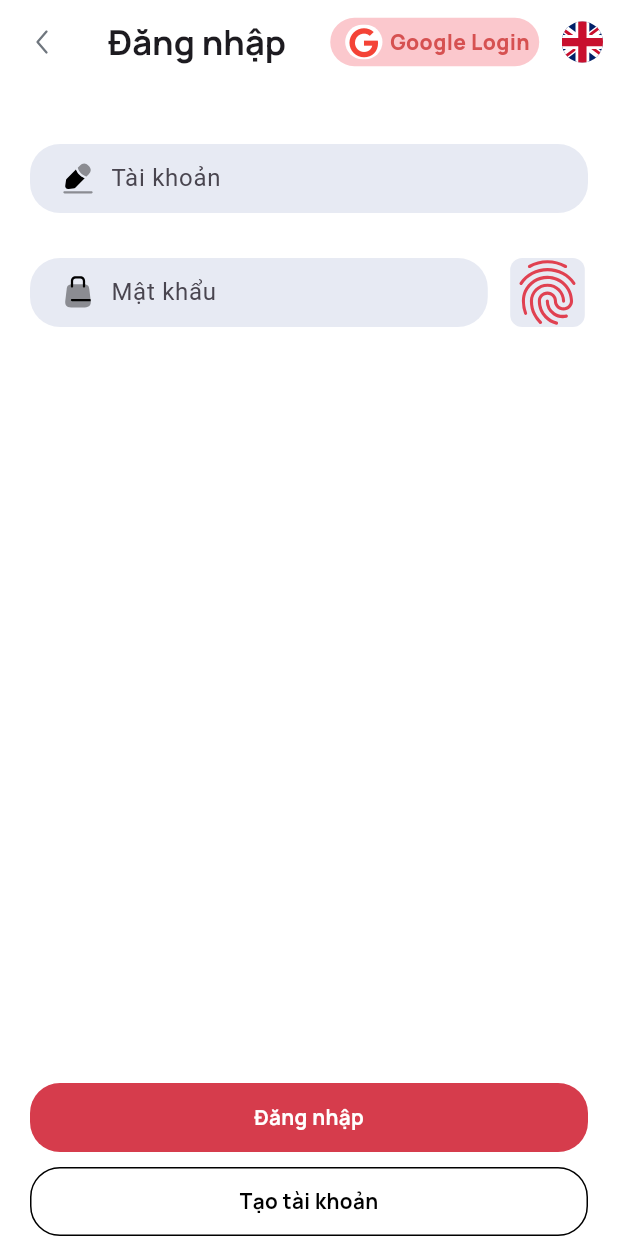
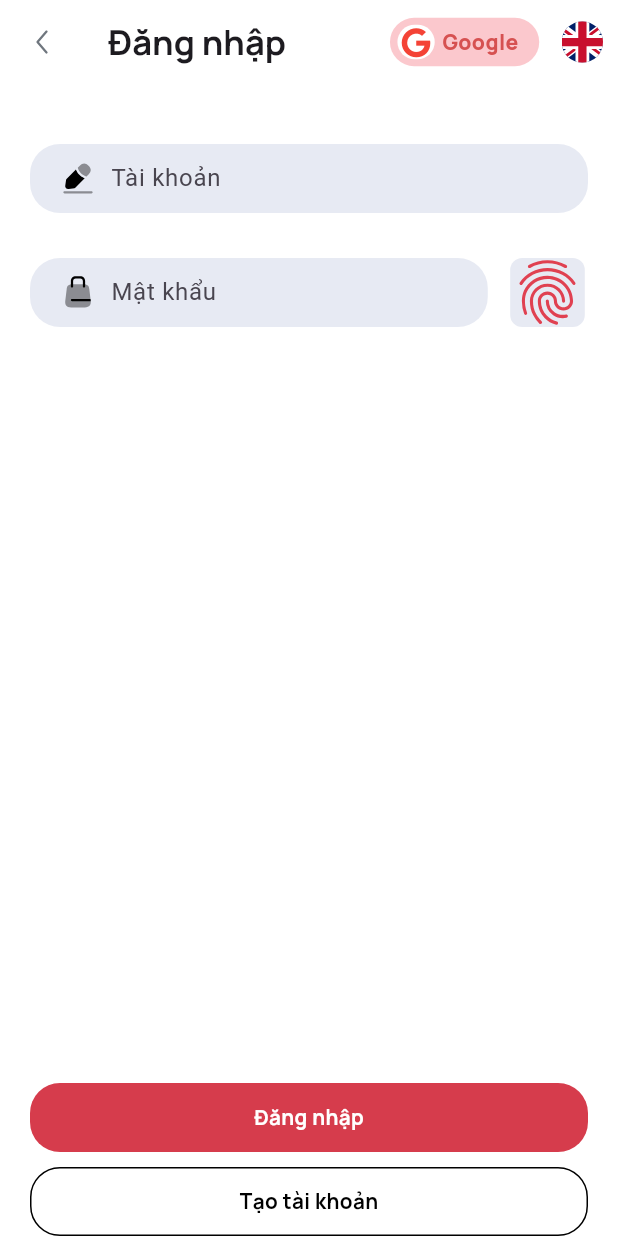
Before and after one commit to DevDadd/fitness-project, a Flutter app: the screen it shows after launch, after a tap on "Bắt đầu", on a phone screen of 412 x 824 dp. Run offline on Flutter 3.47's test engine with Material 3 defaults, Android fonts, the phone set to English and light mode, and no system bars; our stand-ins replace flutter_screenutil, flutter_svg, font_awesome_flutter, google_fonts.

Commit message:
small fix

```diff
--- a/lib/feature/authentication/presentation/pages/login_page.dart
+++ b/lib/feature/authentication/presentation/pages/login_page.dart
@@ -33,14 +33,14 @@ class LoginPage extends StatelessWidget {
         actions: [
           Container(
             height: 35.h,
-            width: 140.w,
+            width: 100.w,
             decoration: BoxDecoration(
               color: Color(0xFFF34859).withOpacity(0.3),
               borderRadius: BorderRadius.circular(20),
             ),
             child: Row(
               children: [
-                SizedBox(width: 10.w),
+                SizedBox(width: 5.w,),
                 Container(
                   width: 25.w,
                   height: 25.h,
@@ -58,7 +58,7 @@ class LoginPage extends StatelessWidget {
                 ),
                 SizedBox(width: 5.w),
                 Text(
-                  "Google Login",
+                  "Google",
                   style: GoogleFonts.manrope(
                     fontWeight: FontWeight.w900,
                     color: Color.fromARGB(255, 214, 81, 81),
--- a/lib/feature/onboarding/presentation/onboarding_page.dart
+++ b/lib/feature/onboarding/presentation/onboarding_page.dart
@@ -41,12 +41,12 @@ class OnboardingPage extends StatelessWidget {
               fontSize: 16.sp,
             ),
           ),
-          SizedBox(height: 72.h),
+          SizedBox(height: 62.h),
           Container(
             decoration: BoxDecoration(
               borderRadius: BorderRadius.circular(20),
               gradient: LinearGradient(
-                colors: [Color(0xFF48D0FE), Color(0xFF10B9F1)],
+                colors: [Color.fromARGB(255, 254, 99, 72), Color.fromARGB(255, 241, 50, 16)],
               ),
             ),
             child: ElevatedButton(
```
Also changed, not shown: 9 other files.
